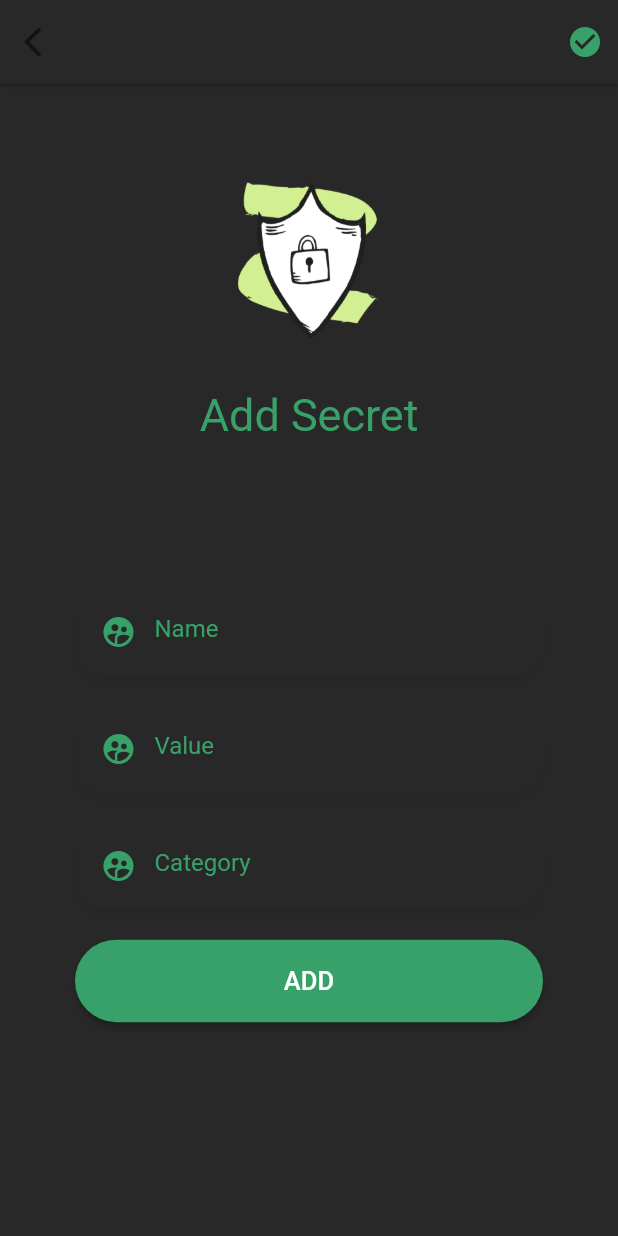
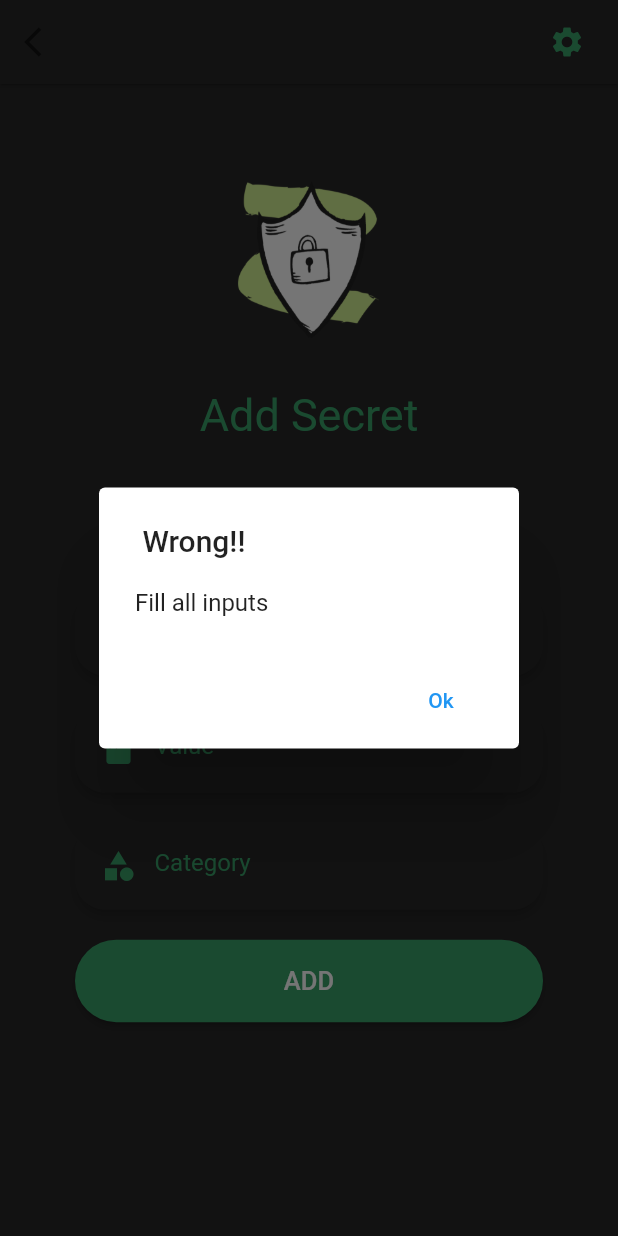
Before and after one commit to kenriortega/secrets-app-lite, a Flutter app: the AddSecretPage screen opened by its route, after a tap on "ADD", on a phone screen of 412 x 824 dp. Run offline on Flutter 3.47's test engine with Material 2 defaults, Android fonts, the phone set to English and light mode, and no system bars; our stand-ins replace flutter_secure_storage, jiffy, pull_to_refresh; accounts and stored records are empty; network calls fail.

Commit message:
style: change icon actions and validate inputs

```diff
--- a/lib/pages/add_secret_page.dart
+++ b/lib/pages/add_secret_page.dart
@@ -34,8 +34,15 @@ class AddSecretPage extends StatelessWidget {
         actions: <Widget>[
           Container(
             margin: EdgeInsets.only(right: 10),
-            child:
-                Icon(Icons.check_circle, color: GFColors.kPrimarySpotifyLabels),
+            child: IconButton(
+              icon: Icon(
+                Icons.settings,
+                color: GFColors.kPrimarySpotifyLabels,
+              ),
+              onPressed: () {
+                print('object');
+              },
+            ),
           )
         ],
       ),
@@ -82,19 +89,19 @@ class __FormState extends State<_Form> {
       child: Column(
         children: <Widget>[
           CustomInput(
-            icon: Icons.supervised_user_circle,
+            icon: Icons.tag,
             placeholder: 'Name',
             keyboardType: TextInputType.text,
             textController: nameCtrl,
           ),
           CustomInput(
-            icon: Icons.supervised_user_circle,
+            icon: Icons.book,
             placeholder: 'Value',
             keyboardType: TextInputType.text,
             textController: valueCtrl,
           ),
           CustomInput(
-            icon: Icons.supervised_user_circle,
+            icon: Icons.category,
             placeholder: 'Category',
             keyboardType: TextInputType.text,
             textController: categoryCtrl,
@@ -103,6 +110,9 @@ class __FormState extends State<_Form> {
             btnColor: GFColors.kPrimarySpotifyLabels,
             btnText: "ADD",
             onPressed: () async {
+              if (nameCtrl.text.length > 0 &&
+                  valueCtrl.text.length > 0 &&
+                  categoryCtrl.text.length > 0) {
                 final authService =
                     Provider.of<AuthService>(context, listen: false);
                 final autenticado = await authService.isLoggedIn();
@@ -123,9 +133,14 @@ class __FormState extends State<_Form> {
                       'Add secrets ',
                       "wrong",
                     );
-                  Navigator.pushReplacementNamed(context, 'loading');
-                  // AuthService.deleteToken();
                   }
+                }
+              } else {
+                mostrarAlerta(
+                  context,
+                  ' Wrong!! ',
+                  "Fill all inputs",
+                );
               }
             },
           )
--- a/lib/pages/login_page.dart
+++ b/lib/pages/login_page.dart
@@ -55,6 +55,7 @@ class _Form extends StatefulWidget {
 class __FormState extends State<_Form> {
   final usernameCtrl = TextEditingController();
   final passCtrl = TextEditingController();
+
   @override
   Widget build(BuildContext context) {
     final authService = Provider.of<AuthService>(context);
@@ -80,6 +81,8 @@ class __FormState extends State<_Form> {
             onPressed: authService.autenticando
                 ? null
                 : () async {
+                    if (usernameCtrl.text.length > 0 &&
+                        passCtrl.text.length > 0) {
                       FocusScope.of(context).unfocus();
                       final loginOk = await authService.login(
                         usernameCtrl.text.trim(),
@@ -89,8 +92,11 @@ class __FormState extends State<_Form> {
                         Navigator.pushReplacementNamed(context, 'secrets');
                       } else {
                         // Mostara alerta
-                      mostrarAlerta(
-                          context, 'Wrong! Login ', 'Check yours credentials');
+                        mostrarAlerta(context, 'Wrong! Login ',
+                            'Check yours credentials');
+                      }
+                    } else {
+                      mostrarAlerta(context, 'Please ', 'Fill all inputs');
                     }
                   },
             btnColor: GFColors.kPrimarySpotifyLabels,
--- a/lib/widgets/custom_input.dart
+++ b/lib/widgets/custom_input.dart
@@ -7,7 +7,6 @@ class CustomInput extends StatelessWidget {
   final TextEditingController textController;
   final TextInputType keyboardType;
   final bool isPassword;
-
   const CustomInput({
     Key key,
     @required this.icon,
@@ -26,7 +25,7 @@ class CustomInput extends StatelessWidget {
           borderRadius: BorderRadius.circular(20),
           boxShadow: <BoxShadow>[
             BoxShadow(
-              color: Colors.black.withOpacity(0.05),
+              color: Colors.black.withOpacity(0.20),
               offset: Offset(0, 5),
               blurRadius: 5,
             )
```
Also changed, not shown: lib/pages/register_page.dart (+7 -1 lines), lib/pages/secret_detail_page.dart (+8 -3 lines), lib/pages/secrets_page.dart (+8 -3 lines). Lines whose indentation alone changed are shown as unchanged.
